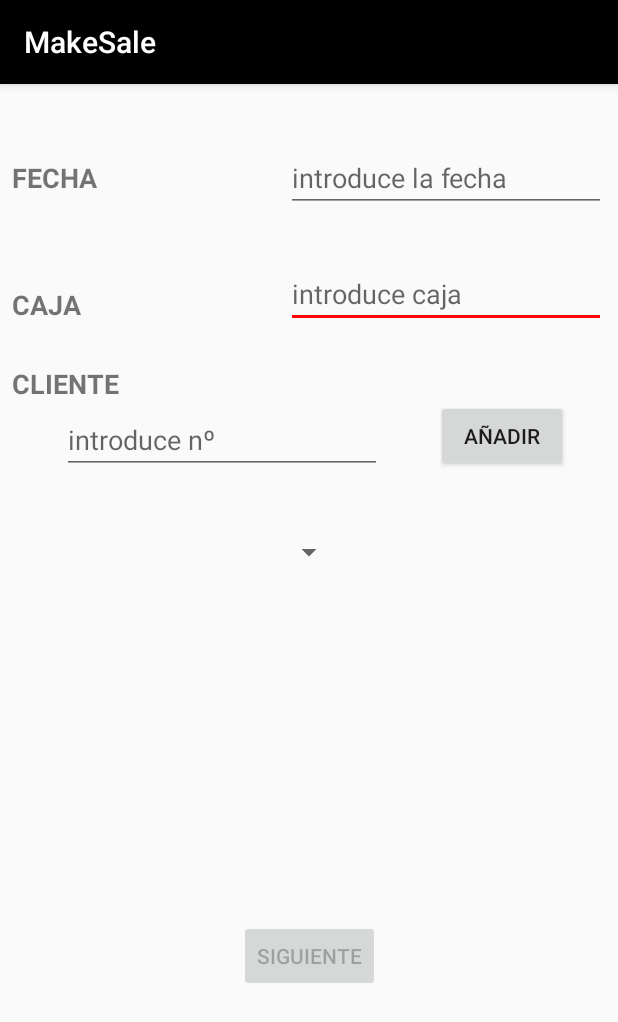
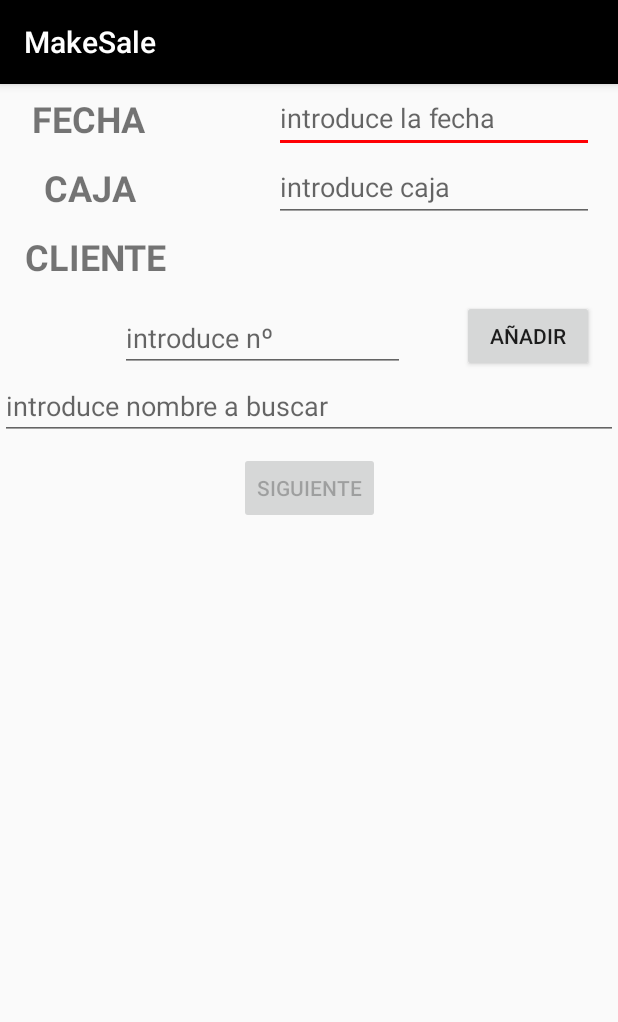
Before and after one commit to jantonio-ordonez14/APP_Ventas, an Android app: the MakeSale screen opened directly, with no data from a screen before it, on a phone screen of 412 x 824 dp. Shown: the top 1022 px of the screen. Run offline under Robolectric (Android 15) with nearby library versions, the phone set to English and light mode, and no system bars; 1 statement that could not run was skipped.

Commit message:
cambios en MakeSaleFragment1
he realizado cambios en el fragment makesalefragment1

```diff
--- a/APP_Ventas/app/src/main/java/com/example/esmail/app_ventas/Export.java
+++ b/APP_Ventas/app/src/main/java/com/example/esmail/app_ventas/Export.java
@@ -95,7 +95,6 @@ public class Export extends AppCompatActivity {
             } while (c.moveToNext());
         }
 
-
         //recycler view
         RecyclerView recyclerView = (RecyclerView) findViewById(R.id.rv_export);
         recyclerView.setHasFixedSize(true);
@@ -114,7 +113,6 @@ public class Export extends AppCompatActivity {
                     new OutputStreamWriter(
                             new FileOutputStream(f));
 
-
             // obtenemos los registros
             for (Pedidos pd : pedidos) {
 
@@ -124,7 +122,6 @@ public class Export extends AppCompatActivity {
                 // insertamos los registros en el archivo
                 fout.write(datos);
                 Toast.makeText(this, "Se ha exportado el pedido", Toast.LENGTH_SHORT).show();
-
 
             }
             fout.close();
--- a/APP_Ventas/app/src/main/java/com/example/esmail/app_ventas/MakeSale.java
+++ b/APP_Ventas/app/src/main/java/com/example/esmail/app_ventas/MakeSale.java
@@ -65,7 +65,6 @@ public class MakeSale extends AppCompatActivity {
             fragmentTransaction.commit();
         }
 
-
     }
 
     /**
@@ -86,7 +85,6 @@ public class MakeSale extends AppCompatActivity {
 
                 // llama al metodo de la clase
                 setUnidades(unidades, codBarras);
-
 
             }
         });
@@ -200,7 +198,6 @@ public class MakeSale extends AppCompatActivity {
                             } catch (IllegalArgumentException e) {
                                 System.out.println(e.getMessage());
                             }
-
                             break;
                     }
 
@@ -212,7 +209,5 @@ public class MakeSale extends AppCompatActivity {
         } catch (Resources.NotFoundException e) {
             e.printStackTrace();
         }
-
-
     }
 }
--- a/APP_Ventas/app/src/main/java/com/example/esmail/app_ventas/adapters/RecyclerViewAdapterProducts.java
+++ b/APP_Ventas/app/src/main/java/com/example/esmail/app_ventas/adapters/RecyclerViewAdapterProducts.java
@@ -55,8 +55,6 @@ public class RecyclerViewAdapterProducts
         TextView codBarras;
         TextView descripcion;
         TextView unidades;
-        TextView precio;
-        TextView importe;
 
         public ListItemViewHolder(View itemView) {
             super(itemView);
--- a/APP_Ventas/app/src/main/java/com/example/esmail/app_ventas/fragments/MakeSaleFragment1.java
+++ b/APP_Ventas/app/src/main/java/com/example/esmail/app_ventas/fragments/MakeSaleFragment1.java
@@ -3,6 +3,9 @@ package com.example.esmail.app_ventas.fragments;
 import android.app.Fragment;
 import android.database.Cursor;
 import android.os.Bundle;
+import android.support.v7.widget.RecyclerView;
+import android.support.v7.widget.SearchView;
+import android.text.TextUtils;
 import android.view.LayoutInflater;
 import android.view.View;
 import android.view.ViewGroup;
@@ -10,7 +13,7 @@ import android.widget.AdapterView;
 import android.widget.ArrayAdapter;
 import android.widget.Button;
 import android.widget.EditText;
-import android.widget.Spinner;
+import android.widget.ListView;
 
 import com.example.esmail.app_ventas.MakeSale;
 import com.example.esmail.app_ventas.R;
@@ -22,8 +25,8 @@ import java.util.Date;
 
 public class MakeSaleFragment1 extends Fragment {
 
-    private EditText etFecha, etCaja, etCliente;
-    private Spinner spinner;
+    private EditText etFecha, etCaja, etCliente, etSearch;
+    private RecyclerView rv;
     private Button btnSiguiente, btnAnadir;
     private String clienteSelected;
 
@@ -37,8 +40,10 @@ public class MakeSaleFragment1 extends Fragment {
         //obtener instancias
         etFecha = v.findViewById(R.id.et_fecha);
         etCaja = v.findViewById(R.id.et_caja);
-        spinner = v.findViewById(R.id.spinner);
         etCliente = v.findViewById(R.id.et_cliente);
+        etSearch = v.findViewById(R.id.et_search);
+        rv = v.findViewById(R.id.lv_cliente);
+
         btnAnadir = v.findViewById(R.id.btn_cliente);
         btnSiguiente = v.findViewById(R.id.btn_siguiente);
         btnSiguiente.setEnabled(false);
@@ -49,27 +54,13 @@ public class MakeSaleFragment1 extends Fragment {
         final Cursor c = db.obtenerClientes();
         if (c.moveToFirst()) {
             do {
-                String nombre = c.getString(1);
+                String nombre = c.getString(2);
                 clientes.add(nombre);
             } while (c.moveToNext());
         }
         c.close();
-        //mostrar clientes en el spinner
-        spinner.setAdapter(new ArrayAdapter<String>(getActivity(), android.R.layout.simple_spinner_item, clientes));
-        spinner.setOnItemSelectedListener(new AdapterView.OnItemSelectedListener() {
-            @Override
-            public void onItemSelected(AdapterView<?> parent, View view, int position, long id) {
-                //obtener cliente seleccionado
-                String text = (String) parent.getItemAtPosition(position).toString();
-                clienteSelected = text;
-                btnSiguiente.setEnabled(true);
-            }
 
-            @Override
-            public void onNothingSelected(AdapterView<?> parent) {
 
-            }
-        });
 
         btnAnadir.setOnClickListener(new View.OnClickListener() {
             @Override
--- a/APP_Ventas/app/src/main/java/com/example/esmail/app_ventas/sqlite/DataBasesSales.java
+++ b/APP_Ventas/app/src/main/java/com/example/esmail/app_ventas/sqlite/DataBasesSales.java
@@ -7,7 +7,7 @@ import android.os.Build;
 import android.provider.BaseColumns;
 
 public class DataBasesSales extends SQLiteOpenHelper{
-    private static final String NOMBRE_BASE_DATOS = "db_sales16.db";
+    private static final String NOMBRE_BASE_DATOS = "db_sales17.db";
 
     private static final int VERSION_ACTUAL = 1;
 
@@ -25,7 +25,7 @@ public class DataBasesSales extends SQLiteOpenHelper{
 
 
         String COD_ERP = String.format("REFERENCES %s(%s)",
-                Tablas.ARTICULOS, Sales.Articulos.COD_ERP);
+                Tablas.ARTICULOS, Sales.Articulos.COD_ERP_ARTICULO);
         String ID_CABECERA = String.format("REFERENCES %s(%s)",
                 Tablas.CABECERA_PEDIDO, Sales.CabecerasPedido.ID);
 
@@ -52,9 +52,9 @@ public class DataBasesSales extends SQLiteOpenHelper{
     public void onCreate(SQLiteDatabase db) {
         db.execSQL(String.format("CREATE TABLE %s (%s INTEGER PRIMARY KEY AUTOINCREMENT," +
                         "%s TEXT NOT NULL,%s DATETIME NOT NULL,%s TEXT," +
-                        "%s TEXT NOT NULL, FOREIGN KEY(%s) %s)",
+                        "%s TEXT NOT NULL)",
                 Tablas.CABECERA_PEDIDO, BaseColumns._ID, Sales.CabecerasPedido.TIPO, Sales.CabecerasPedido.FECHA,
-                Sales.CabecerasPedido.CAJA,Sales.CabecerasPedido.FK_ID_CLIENTE,Sales.CabecerasPedido.FK_ID_CLIENTE, Referencias.COD_ERP));
+                Sales.CabecerasPedido.CAJA,Sales.CabecerasPedido.FK_ID_CLIENTE));
 
         db.execSQL(String.format("CREATE TABLE %s (%s INTEGER PRIMARY KEY AUTOINCREMENT," +
                         "%s TEXT, %s TEXT NOT NULL,%s REAL,%s INTEGER %s)",
@@ -67,13 +67,13 @@ public class DataBasesSales extends SQLiteOpenHelper{
                         "%s TEXT UNIQUE NOT NULL,%s TEXT UNIQUE NOT NULL ,%s TEXT,%s REAL," +
                         "%s REAL,%s REAL)",
                 Tablas.ARTICULOS, BaseColumns._ID,
-                Sales.Articulos.COD_ERP, Sales.Articulos.COD_BARRAS, Sales.Articulos.DESCRIPCION,
+                Sales.Articulos.COD_ERP_ARTICULO, Sales.Articulos.COD_BARRAS, Sales.Articulos.DESCRIPCION,
                 Sales.Articulos.UNIDADES,Sales.Articulos.PRECIO,Sales.Articulos.IMPORTE));
 
         db.execSQL(String.format("CREATE TABLE %s ( %s INTEGER PRIMARY KEY AUTOINCREMENT," +
                         "%s TEXT UNIQUE NOT NULL,%s TEXT NOT NULL)",
                 Tablas.CLIENTE, BaseColumns._ID,
-                Sales.Clientes.FK_CODIGO_ERP,Sales.Clientes.NOMBRE));
+                Sales.Clientes.CODIGO_ERP_CLIENTE,Sales.Clientes.NOMBRE));
 
         db.execSQL(String.format("CREATE TABLE %s (%s INTEGER PRIMARY KEY AUTOINCREMENT," +
                         "%s TEXT,%s DATETIME,%s TEXT," +
--- a/APP_Ventas/app/src/main/java/com/example/esmail/app_ventas/sqlite/DatabaseOperations.java
+++ b/APP_Ventas/app/src/main/java/com/example/esmail/app_ventas/sqlite/DatabaseOperations.java
@@ -5,7 +5,6 @@ import android.content.Context;
 import android.database.Cursor;
 import android.database.SQLException;
 import android.database.sqlite.SQLiteDatabase;
-import android.database.sqlite.SQLiteQueryBuilder;
 
 import com.example.esmail.app_ventas.modelos.Articulo;
 import com.example.esmail.app_ventas.modelos.CabeceraPedido;
@@ -306,7 +305,7 @@ public final class DatabaseOperations {
         ContentValues valores = new ContentValues();
         // Generar Pk
         String idarticulo = Sales.Articulos.generarIdArticulo();
-        valores.put(Sales.Articulos.COD_ERP, articulo.getCod_articulo());
+        valores.put(Sales.Articulos.COD_ERP_ARTICULO, articulo.getCod_articulo());
         valores.put(Sales.Articulos.COD_BARRAS, articulo.getCod_barras());
         valores.put(Sales.Articulos.DESCRIPCION, articulo.getDescripcion());
         valores.put(Sales.Articulos.UNIDADES, articulo.getUnidades());
@@ -365,7 +364,7 @@ public final class DatabaseOperations {
     public Cursor obtenerClientes() {
         SQLiteDatabase db = baseDatos.getReadableDatabase();
 
-        String sql = String.format("SELECT * FROM %s", DataBasesSales.Tablas.CLIENTE);
+        String sql = String.format("SELECT * FROM %s ORDER BY %s", DataBasesSales.Tablas.CLIENTE, Sales.Clientes.NOMBRE);
 
         return db.rawQuery(sql, null);
     }
@@ -377,7 +376,7 @@ public final class DatabaseOperations {
         String idCliente = Sales.Clientes.generarIdCliente();
 
         ContentValues valores = new ContentValues();
-        valores.put(Sales.Clientes.FK_CODIGO_ERP, cliente.getCod_articulo());
+        valores.put(Sales.Clientes.CODIGO_ERP_CLIENTE, cliente.getCod_articulo());
         valores.put(Sales.Clientes.NOMBRE, cliente.getNombre());
         db.insertOrThrow(DataBasesSales.Tablas.CLIENTE, null, valores);
         return idCliente;
@@ -388,11 +387,11 @@ public final class DatabaseOperations {
 
         // Columnas
         String[] projection = {
-                Sales.ColumnasCliente.FK_CODIGO_ERP
+                Sales.ColumnasCliente.CODIGO_ERP_CLIENTE
         };
 
         // Filter results WHERE "title" = 'My Title'
-        String selection = Sales.ColumnasCliente.FK_CODIGO_ERP+ " = ?";
+        String selection = Sales.ColumnasCliente.CODIGO_ERP_CLIENTE + " = ?";
         String[] selectionArgs = {codigo};
 
         // How you want the results sorted in the resulting Cursor
@@ -427,7 +426,7 @@ public final class DatabaseOperations {
         ContentValues valores = new ContentValues();
         valores.put(Sales.Clientes.NOMBRE, nombre);
 
-        String whereClause = String.format("%s=?", Sales.Clientes.FK_CODIGO_ERP);
+        String whereClause = String.format("%s=?", Sales.Clientes.CODIGO_ERP_CLIENTE);
         final String[] whereArgs = {id};
 
         int resultado = db.update(DataBasesSales.Tablas.CLIENTE, valores, whereClause, whereArgs);
--- a/APP_Ventas/app/src/main/java/com/example/esmail/app_ventas/sqlite/Sales.java
+++ b/APP_Ventas/app/src/main/java/com/example/esmail/app_ventas/sqlite/Sales.java
@@ -25,7 +25,7 @@ public class Sales {
 
     interface ColumnasArticulo {
         String ID = "_id";
-        String COD_ERP = "cod_erp";
+        String COD_ERP_ARTICULO = "cod_erp_articulo";
         String COD_BARRAS = "cod_barras";
         String DESCRIPCION = "descripcion";
         String UNIDADES = "unidades";
@@ -35,7 +35,7 @@ public class Sales {
 
     interface ColumnasCliente {
         String ID = "_id";
-        String FK_CODIGO_ERP = "fk_codigo_erp";
+        String CODIGO_ERP_CLIENTE = "codigo_erp_cliente";
         String NOMBRE = "nombre";
     }
 
--- a/APP_Ventas/app/src/main/res/layout/fragment_make_sale_1.xml
+++ b/APP_Ventas/app/src/main/res/layout/fragment_make_sale_1.xml
@@ -5,137 +5,165 @@
     android:layout_width="match_parent"
     android:layout_height="match_parent">
 
-    <android.support.constraint.ConstraintLayout xmlns:android="http://schemas.android.com/apk/res/android"
-        xmlns:app="http://schemas.android.com/apk/res-auto"
-        xmlns:tools="http://schemas.android.com/tools"
+    <ScrollView
+        android:layout_width="match_parent"
+        android:layout_height="match_parent">
+
+        <LinearLayout
             android:layout_width="match_parent"
             android:layout_height="match_parent"
-        app:layout_behavior="@string/appbar_scrolling_view_behavior"
-        tools:context=".MakeSale"
-        tools:showIn="@layout/activity_make_sale">
+            android:orientation="vertical">
+
+            <android.support.constraint.ConstraintLayout
+                android:layout_width="match_parent"
+                android:layout_height="match_parent">
 
                 <TextView
                     android:id="@+id/lbl_fecha"
+                    android:layout_width="86dp"
+                    android:layout_height="46dp"
+                    android:layout_marginLeft="16dp"
+                    android:layout_marginStart="16dp"
+                    android:gravity="center"
+                    android:text="@string/lbl_fecha"
+                    android:textSize="24sp"
+                    android:textStyle="bold"
+                    app:layout_constraintBottom_toBottomOf="parent"
+                    app:layout_constraintStart_toStartOf="parent"
+                    app:layout_constraintTop_toTopOf="parent" />
+
+                <EditText
+                    android:id="@+id/et_fecha"
                     android:layout_width="wrap_content"
-            android:layout_height="wrap_content"
-            android:layout_marginLeft="8dp"
-            android:layout_marginStart="8dp"
-            android:layout_marginTop="50dp"
-            android:text="@string/lbl_fecha"
-            android:textSize="18sp"
+                    android:layout_height="46dp"
+                    android:layout_marginEnd="16dp"
+                    android:layout_marginRight="16dp"
+                    android:ems="10"
+                    android:hint="introduce la fecha "
+                    android:inputType="date"
+                    app:layout_constraintBottom_toBottomOf="parent"
+                    app:layout_constraintEnd_toEndOf="parent"
+                    app:layout_constraintTop_toTopOf="parent" />
+            </android.support.constraint.ConstraintLayout>
+
+            <android.support.constraint.ConstraintLayout
+                android:layout_width="match_parent"
+                android:layout_height="match_parent">
+
+                <TextView
+                    android:id="@+id/lbl_caja"
+                    android:layout_width="87dp"
+                    android:layout_height="46dp"
+                    android:layout_marginLeft="16dp"
+                    android:layout_marginStart="16dp"
+                    android:gravity="center"
+                    android:text="@string/lbl_caja"
+                    android:textSize="24sp"
                     android:textStyle="bold"
                     app:layout_constraintStart_toStartOf="parent"
                     app:layout_constraintTop_toTopOf="parent" />
 
-        <TextView
-            android:id="@+id/lbl_caja"
-            android:layout_width="wrap_content"
-            android:layout_height="wrap_content"
-            android:layout_marginLeft="8dp"
-            android:layout_marginStart="8dp"
-            android:layout_marginTop="60dp"
-            android:text="@string/lbl_caja"
-            android:textSize="18sp"
-            android:textStyle="bold"
-            app:layout_constraintStart_toStartOf="parent"
-            app:layout_constraintTop_toBottomOf="@+id/lbl_fecha" />
-
                 <EditText
                     android:id="@+id/et_caja"
                     android:layout_width="wrap_content"
-            android:layout_height="wrap_content"
-            android:layout_marginEnd="8dp"
-            android:layout_marginRight="8dp"
-            android:layout_marginTop="32dp"
+                    android:layout_height="46dp"
+                    android:layout_marginEnd="16dp"
+                    android:layout_marginRight="16dp"
                     android:ems="10"
                     android:hint="introduce caja"
                     android:inputType="textPersonName"
+                    app:layout_constraintBottom_toBottomOf="parent"
                     app:layout_constraintEnd_toEndOf="parent"
-            app:layout_constraintTop_toBottomOf="@+id/et_fecha" />
+                    app:layout_constraintTop_toTopOf="parent" />
+            </android.support.constraint.ConstraintLayout>
+
+            <android.support.constraint.ConstraintLayout
+                android:layout_width="match_parent"
+                android:layout_height="wrap_content">
 
                 <TextView
                     android:id="@+id/lbl_cliente"
                     android:layout_width="wrap_content"
-            android:layout_height="wrap_content"
-            android:layout_marginLeft="8dp"
-            android:layout_marginStart="8dp"
-            android:layout_marginTop="28dp"
+                    android:layout_height="46dp"
+                    android:layout_marginLeft="16dp"
+                    android:layout_marginStart="16dp"
+                    android:layout_marginTop="8dp"
                     android:layout_weight="1"
+                    android:gravity="center"
                     android:text="@string/lbl_cliente"
-            android:textSize="18sp"
+                    android:textSize="24sp"
                     android:textStyle="bold"
                     app:layout_constraintStart_toStartOf="parent"
                     app:layout_constraintTop_toBottomOf="@+id/lbl_caja" />
 
-        <Button
-            android:id="@+id/btn_siguiente"
-            android:layout_width="wrap_content"
+                <EditText
+                    android:id="@+id/et_cliente"
+                    android:layout_width="190dp"
                     android:layout_height="wrap_content"
-            android:layout_marginBottom="16dp"
-            android:layout_marginEnd="32dp"
-            android:layout_marginStart="32dp"
-            android:layout_marginTop="86dp"
-            android:text="@string/btn_siguiente"
+                    android:layout_marginEnd="12dp"
+                    android:layout_marginLeft="53dp"
+                    android:layout_marginRight="12dp"
+                    android:layout_marginStart="53dp"
+                    android:layout_marginTop="8dp"
+                    android:ems="10"
+                    android:hint="introduce nº "
+                    android:inputType="textPersonName"
                     app:layout_constraintBottom_toBottomOf="parent"
-            app:layout_constraintEnd_toEndOf="parent"
+                    app:layout_constraintEnd_toStartOf="@+id/btn_cliente"
                     app:layout_constraintStart_toStartOf="parent"
-            app:layout_constraintTop_toBottomOf="@+id/spinner" />
-
-        <EditText
-            android:id="@+id/et_fecha"
-            android:layout_width="wrap_content"
-            android:layout_height="wrap_content"
-            android:layout_marginEnd="8dp"
-            android:layout_marginTop="40dp"
-            android:ems="10"
-            android:hint="introduce la fecha "
-            android:inputType="date"
-            app:layout_constraintEnd_toEndOf="parent"
-            app:layout_constraintTop_toTopOf="parent" />
+                    app:layout_constraintTop_toBottomOf="@+id/lbl_cliente" />
 
                 <Button
                     android:id="@+id/btn_cliente"
                     android:layout_width="wrap_content"
-            android:layout_height="wrap_content"
-            android:layout_marginEnd="8dp"
-            android:layout_marginLeft="8dp"
-            android:layout_marginRight="8dp"
-            android:layout_marginStart="8dp"
-            android:layout_marginTop="48dp"
+                    android:layout_height="48dp"
+                    android:layout_marginEnd="16dp"
+                    android:layout_marginRight="16dp"
+                    android:layout_marginTop="52dp"
                     android:text="@string/btn_cliente"
                     app:layout_constraintEnd_toEndOf="parent"
-            app:layout_constraintHorizontal_bias="0.526"
-            app:layout_constraintStart_toEndOf="@+id/et_cliente"
-            app:layout_constraintTop_toBottomOf="@+id/et_caja" />
+                    app:layout_constraintTop_toTopOf="parent" />
+            </android.support.constraint.ConstraintLayout>
+
+            <LinearLayout
+                android:layout_width="match_parent"
+                android:layout_height="match_parent"
+                android:orientation="vertical">
 
                 <EditText
-            android:id="@+id/et_cliente"
+                    android:id="@+id/et_search"
+                    android:layout_width="match_parent"
+                    android:layout_height="wrap_content"
+                    android:ems="10"
+                    android:hint="introduce nombre a buscar"
+                    android:inputType="textPersonName" />
+
+                <android.support.v7.widget.RecyclerView
+                    android:id="@+id/rv_cliente"
+                    android:layout_width="match_parent"
+                    android:layout_height="match_parent" />
+
+            </LinearLayout>
+
+            <android.support.constraint.ConstraintLayout
+                android:layout_width="match_parent"
+                android:layout_height="match_parent">
+
+                <Button
+                    android:id="@+id/btn_siguiente"
                     android:layout_width="wrap_content"
-            android:layout_height="wrap_content"
-            android:layout_marginEnd="2dp"
-            android:layout_marginLeft="16dp"
-            android:layout_marginRight="2dp"
-            android:layout_marginStart="16dp"
-            android:layout_marginTop="52dp"
-            android:ems="10"
-            android:hint="introduce nº "
-            android:inputType="textPersonName"
-            app:layout_constraintEnd_toStartOf="@+id/btn_cliente"
+                    android:layout_height="match_parent"
+                    android:layout_marginEnd="32dp"
+                    android:layout_marginStart="32dp"
+                    android:layout_marginTop="8dp"
+                    android:text="@string/btn_siguiente"
+                    app:layout_constraintEnd_toEndOf="parent"
+                    app:layout_constraintHorizontal_bias="0.502"
                     app:layout_constraintStart_toStartOf="parent"
-            app:layout_constraintTop_toBottomOf="@+id/et_caja" />
-
-        <Spinner
-            android:id="@+id/spinner"
-            android:layout_width="wrap_content"
-            android:layout_height="wrap_content"
-            android:layout_marginEnd="16dp"
-            android:layout_marginLeft="16dp"
-            android:layout_marginStart="16dp"
-            android:layout_marginTop="40dp"
-            app:layout_constraintEnd_toEndOf="parent"
-            app:layout_constraintStart_toStartOf="parent"
-            app:layout_constraintTop_toBottomOf="@+id/et_cliente" />
-
+                    app:layout_constraintTop_toTopOf="parent" />
             </android.support.constraint.ConstraintLayout>
 
+        </LinearLayout>
+    </ScrollView>
+
 </FrameLayout>
```
Lines whose indentation alone changed are shown as unchanged.
